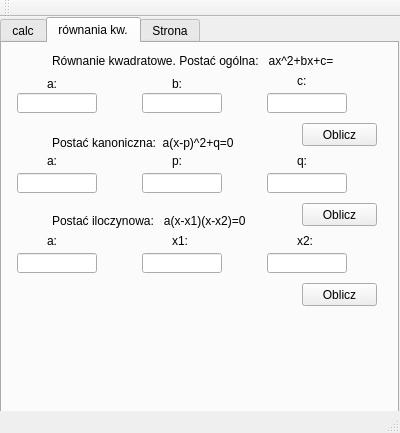
Qt form liczydlo/mainwindow.ui (domi-nika60/Liczydlo-naukowe) before a commit.
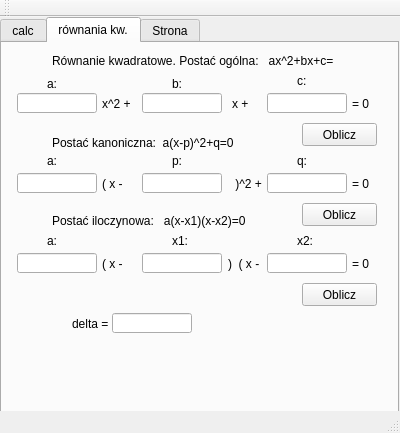
The same form after that commit. The open tabs and pages were chosen to show the change.

Commit message: ulepszenie wyglądu + dodanie obliczania delty

```diff
--- a/liczydlo/mainwindow.ui
+++ b/liczydlo/mainwindow.ui
@@ -794,6 +794,152 @@
        <string>Oblicz</string>
       </property>
      </widget>
+     <widget class="QLabel" name="label_13">
+      <property name="geometry">
+       <rect>
+        <x>100</x>
+        <y>50</y>
+        <width>41</width>
+        <height>21</height>
+       </rect>
+      </property>
+      <property name="text">
+       <string>x^2 + </string>
+      </property>
+     </widget>
+     <widget class="QLabel" name="label_14">
+      <property name="geometry">
+       <rect>
+        <x>230</x>
+        <y>50</y>
+        <width>31</width>
+        <height>21</height>
+       </rect>
+      </property>
+      <property name="text">
+       <string>x + </string>
+      </property>
+     </widget>
+     <widget class="QLabel" name="label_15">
+      <property name="geometry">
+       <rect>
+        <x>350</x>
+        <y>50</y>
+        <width>41</width>
+        <height>21</height>
+       </rect>
+      </property>
+      <property name="text">
+       <string>= 0</string>
+      </property>
+     </widget>
+     <widget class="QLabel" name="label_16">
+      <property name="geometry">
+       <rect>
+        <x>100</x>
+        <y>130</y>
+        <width>47</width>
+        <height>21</height>
+       </rect>
+      </property>
+      <property name="text">
+       <string>( x - </string>
+      </property>
+     </widget>
+     <widget class="QLabel" name="label_17">
+      <property name="geometry">
+       <rect>
+        <x>230</x>
+        <y>130</y>
+        <width>41</width>
+        <height>21</height>
+       </rect>
+      </property>
+      <property name="text">
+       <string> )^2 +</string>
+      </property>
+     </widget>
+     <widget class="QLabel" name="label_18">
+      <property name="geometry">
+       <rect>
+        <x>350</x>
+        <y>130</y>
+        <width>41</width>
+        <height>21</height>
+       </rect>
+      </property>
+      <property name="text">
+       <string>= 0</string>
+      </property>
+     </widget>
+     <widget class="QLabel" name="label_19">
+      <property name="geometry">
+       <rect>
+        <x>350</x>
+        <y>210</y>
+        <width>41</width>
+        <height>21</height>
+       </rect>
+      </property>
+      <property name="text">
+       <string>= 0</string>
+      </property>
+     </widget>
+     <widget class="QLabel" name="label_20">
+      <property name="geometry">
+       <rect>
+        <x>100</x>
+        <y>210</y>
+        <width>47</width>
+        <height>21</height>
+       </rect>
+      </property>
+      <property name="text">
+       <string>( x - </string>
+      </property>
+     </widget>
+     <widget class="QLabel" name="label_21">
+      <property name="geometry">
+       <rect>
+        <x>226</x>
+        <y>210</y>
+        <width>51</width>
+        <height>21</height>
+       </rect>
+      </property>
+      <property name="text">
+       <string>)  ( x - </string>
+      </property>
+     </widget>
+     <widget class="QLineEdit" name="kwadrat_del">
+      <property name="geometry">
+       <rect>
+        <x>110</x>
+        <y>270</y>
+        <width>80</width>
+        <height>20</height>
+       </rect>
+      </property>
+      <property name="maximumSize">
+       <size>
+        <width>80</width>
+        <height>20</height>
+       </size>
+      </property>
+     </widget>
+     <widget class="QLabel" name="label_22">
+      <property name="geometry">
+       <rect>
+        <x>70</x>
+        <y>270</y>
+        <width>47</width>
+        <height>21</height>
+       </rect>
+      </property>
+      <property name="text">
+       <string>delta = </string>
+      </property>
+     </widget>
     </widget>
     <widget class="QWidget" name="Wykres">
      <attribute name="title">
```
Left out of the diff: 2 changed lines with no effect on the pictures. The commit also changes 1 other file.
